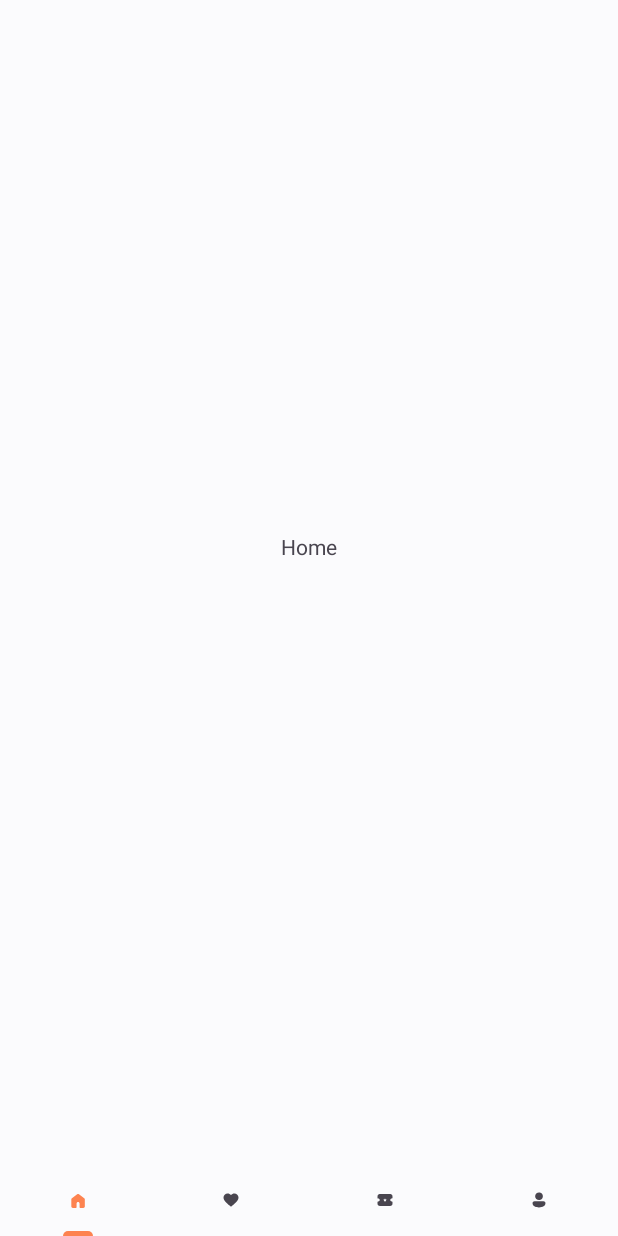
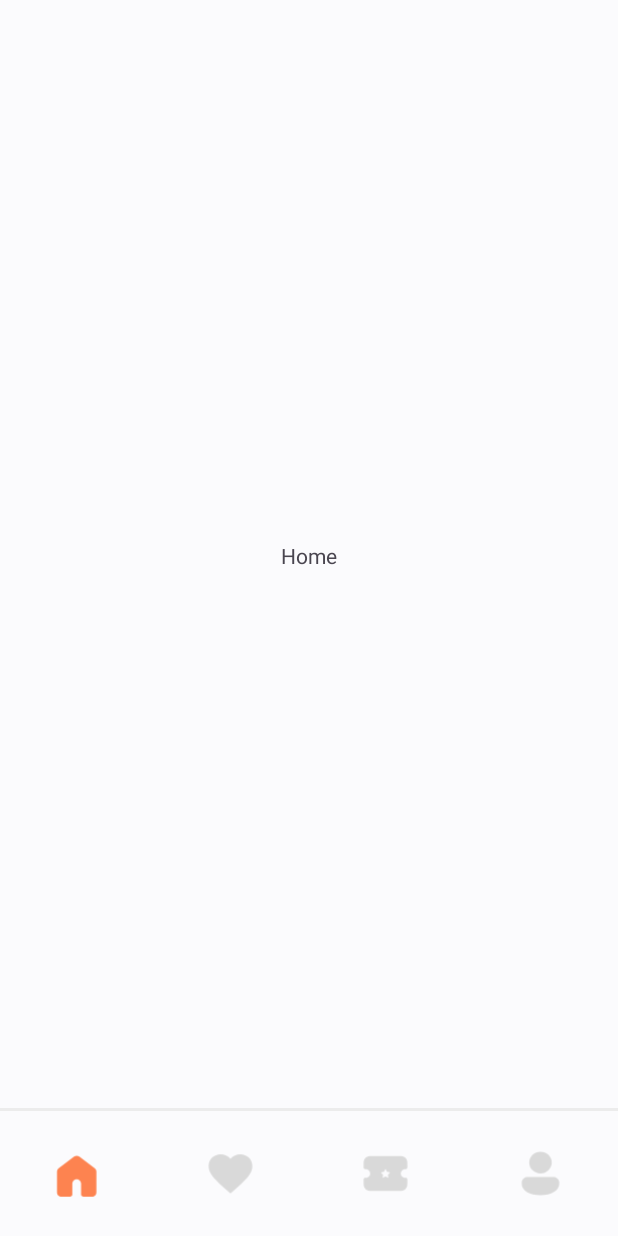
Before and after one commit to levictoria0117/cs175eventfinder, an Android app: the screen it shows after launch (MainActivity), on a phone screen of 412 x 824 dp. Before the commit the screen is almost empty. Run offline under Robolectric (Android 15) with nearby library versions, the phone set to English and light mode, and no system bars.

Commit message:
fix: navigation icons size and color

```diff
--- a/app/src/main/java/edu/sjsu/android/localeventfinder/MainActivity.java
+++ b/app/src/main/java/edu/sjsu/android/localeventfinder/MainActivity.java
@@ -1,17 +1,13 @@
 package edu.sjsu.android.localeventfinder;
 
 import android.os.Bundle;
-
-import androidx.activity.EdgeToEdge;
+import android.util.TypedValue;
+import android.widget.ImageView;
+import android.widget.LinearLayout;
 import androidx.appcompat.app.AppCompatActivity;
-import androidx.core.graphics.Insets;
-import androidx.core.view.ViewCompat;
-import androidx.core.view.WindowInsetsCompat;
 import androidx.fragment.app.FragmentPagerAdapter;
 import androidx.viewpager.widget.ViewPager;
-
 import com.google.android.material.tabs.TabLayout;
-
 import java.util.Objects;
 
 public class MainActivity extends AppCompatActivity {
@@ -40,15 +36,40 @@ public class MainActivity extends AppCompatActivity {
     }
 
     private void setupTabIcons() {
-        Objects.requireNonNull(tabLayout.getTabAt(0)).setIcon(R.drawable.home_icon);
-        Objects.requireNonNull(tabLayout.getTabAt(1)).setIcon(R.drawable.favorites_icon);
-        Objects.requireNonNull(tabLayout.getTabAt(2)).setIcon(R.drawable.tickets_icon);
-        Objects.requireNonNull(tabLayout.getTabAt(3)).setIcon(R.drawable.account_icon);
+        int iconSizeInDp = 70;
+
+        // Convert dp to pixels
+        int iconSizeInPx = (int) TypedValue.applyDimension(
+                TypedValue.COMPLEX_UNIT_DIP,
+                iconSizeInDp,
+                getResources().getDisplayMetrics()
+        );
+
+        int[] tabIcons = {
+                R.drawable.home_icon,
+                R.drawable.favorites_icon,
+                R.drawable.tickets_icon,
+                R.drawable.account_icon
+        };
 
         for (int i = 0; i < tabLayout.getTabCount(); i++) {
             TabLayout.Tab tab = tabLayout.getTabAt(i);
             if (tab != null) {
                 tab.setText(null);
+                tab.setIcon(tabIcons[i]);
+
+                // Get the LinearLayout that contains the ImageView
+                LinearLayout layout = (LinearLayout) tab.view;
+                ImageView imageView = (ImageView) layout.getChildAt(0);
+
+                // Set custom size for the ImageView
+                LinearLayout.LayoutParams params = new LinearLayout.LayoutParams(
+                        iconSizeInPx,
+                        iconSizeInPx
+                );
+                params.setMargins(0, 10, 0, 10); // Add some vertical padding
+                imageView.setLayoutParams(params);
+                imageView.setScaleType(ImageView.ScaleType.FIT_CENTER);
             }
         }
     }
--- /dev/null
+++ b/app/src/main/res/color/tab_icon_color_selector.xml
@@ -0,0 +1,5 @@
+<?xml version="1.0" encoding="utf-8"?>
+<selector xmlns:android="http://schemas.android.com/apk/res/android">
+    <item android:color="?attr/colorPrimary" android:state_selected="true"/>
+    <item android:color="@color/inactive"/>
+</selector>
--- a/app/src/main/res/layout/activity_main.xml
+++ b/app/src/main/res/layout/activity_main.xml
@@ -9,22 +9,31 @@
 
     <com.google.android.material.tabs.TabLayout
         android:id="@+id/tabLayout"
-        android:layout_width="409dp"
+        android:layout_width="match_parent"
         android:layout_height="wrap_content"
         android:background="@color/white"
         app:layout_constraintBottom_toBottomOf="parent"
         app:layout_constraintEnd_toEndOf="parent"
-        app:layout_constraintHorizontal_bias="0.5"
-        app:layout_constraintStart_toStartOf="parent"/>
+        app:layout_constraintStart_toStartOf="parent"
+        app:tabIconTint="@color/tab_icon_color_selector"
+        app:tabIndicatorHeight="0dp" />
+
+    <View
+        android:id="@+id/tabDivider"
+        android:layout_width="match_parent"
+        android:layout_height="2dp"
+        android:background="@color/gray"
+        app:layout_constraintBottom_toTopOf="@id/tabLayout"/>
 
     <androidx.viewpager.widget.ViewPager
         android:id="@+id/viewPager"
         android:layout_width="match_parent"
-        android:layout_height="wrap_content"
+        android:layout_height="0dp"
         app:layout_constraintBottom_toTopOf="@+id/tabLayout"
         app:layout_constraintEnd_toEndOf="parent"
-        app:layout_constraintHorizontal_bias="1.0"
-        app:layout_constraintStart_toStartOf="parent" />
+        app:layout_constraintStart_toStartOf="parent"
+        app:layout_constraintTop_toTopOf="parent" >
 
+    </androidx.viewpager.widget.ViewPager>
 
 </androidx.constraintlayout.widget.ConstraintLayout>
--- a/app/src/main/res/values/colors.xml
+++ b/app/src/main/res/values/colors.xml
@@ -3,4 +3,6 @@
     <color name="black">#FF000000</color>
     <color name="white">#FBFBFD</color>
     <color name="primary">#FD8350</color>
+    <color name="gray">#ECECEC</color>
+    <color name="inactive">#D9D9D9</color>
 </resources>
```
